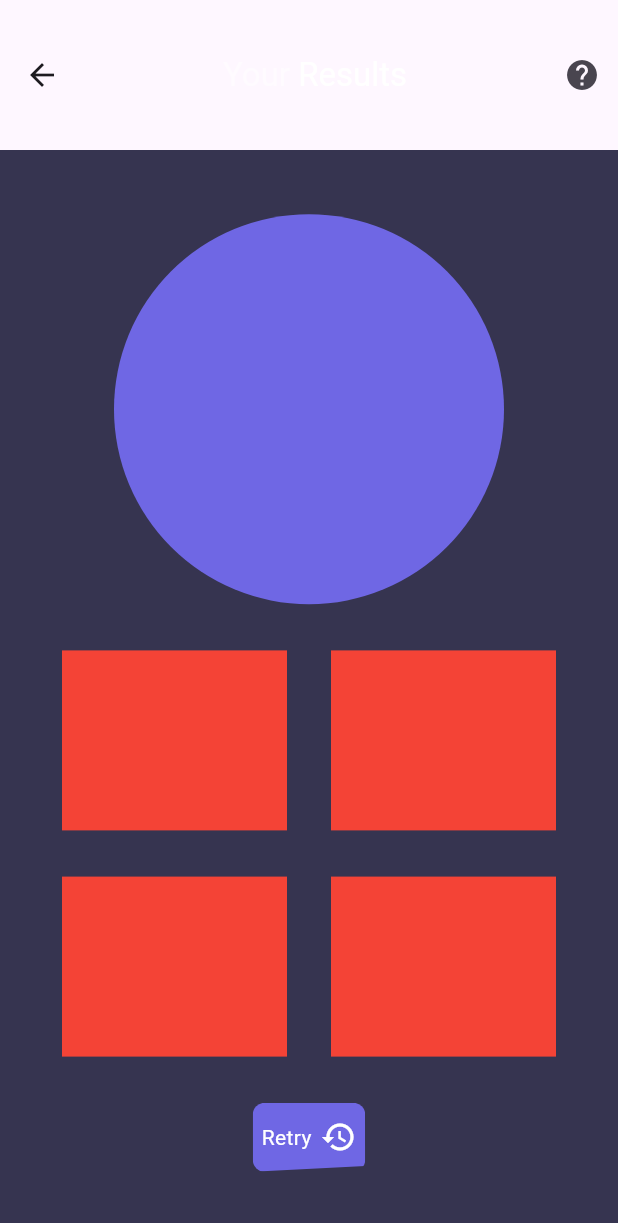
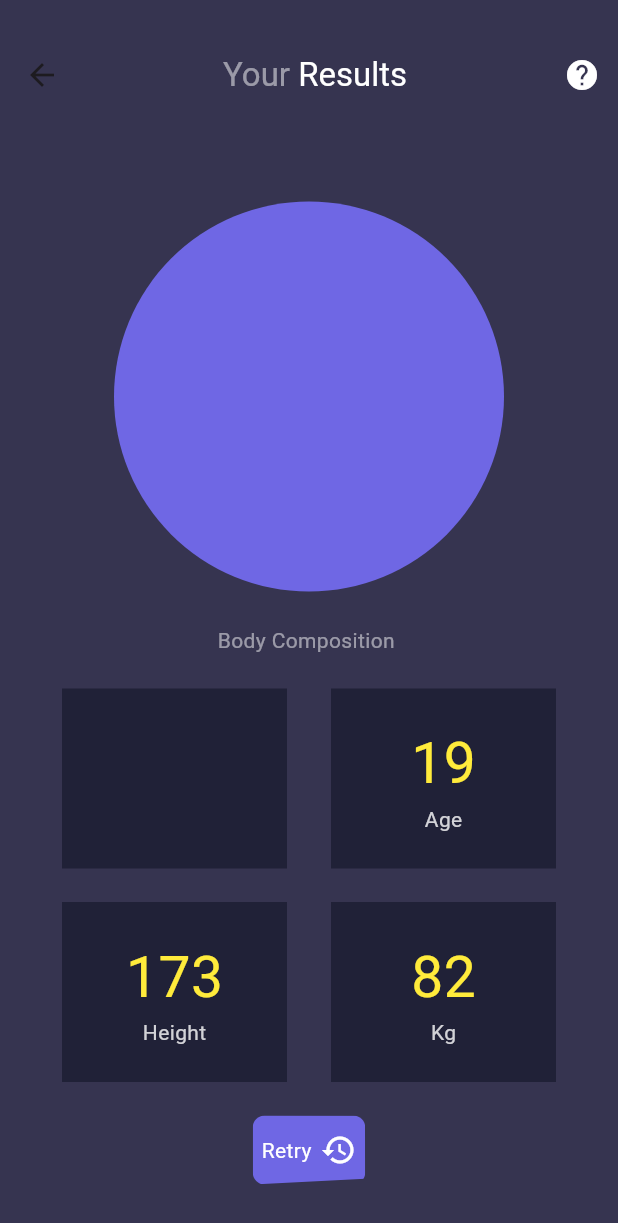
Before and after one commit to sayedmostaf/bmi-flutter, a Flutter app: the ResultPage screen opened directly, on a phone screen of 412 x 824 dp. Shown: the top 1223 px of the screen. Run offline on Flutter 3.47's test engine with Material 3 defaults, Android fonts, the phone set to English and light mode, and no system bars.

Commit message:
refactor result page code

```diff
--- a/lib/view/pages/result.dart
+++ b/lib/view/pages/result.dart
@@ -1,5 +1,6 @@
 import 'package:bmi/constants.dart';
 import 'package:bmi/view/pages/home.dart';
+import 'package:bmi/view/widgets/composition_tile.dart';
 import 'package:bmi/view/widgets/curved_button.dart';
 import 'package:flutter/material.dart';
 
@@ -16,6 +17,7 @@ class _ResultPageState extends State<ResultPage> {
     var size = MediaQuery.of(context).size;
     return Scaffold(
       appBar: AppBar(
+        backgroundColor: swatch,
         centerTitle: true,
         title: Row(
           mainAxisAlignment: MainAxisAlignment.center,
@@ -37,6 +39,7 @@ class _ResultPageState extends State<ResultPage> {
         ),
         actions: [
           IconButton(
+            color: Colors.white,
             onPressed: () {},
             icon: const Icon(Icons.help),
             tooltip: 'Get Help',
@@ -54,20 +57,11 @@ class _ResultPageState extends State<ResultPage> {
                 radius: 130,
                 backgroundColor: primary,
               ),
-              Row(
-                mainAxisAlignment: MainAxisAlignment.spaceEvenly,
-                children: [
-                  Container(
-                    width: 150,
-                    height: 120,
-                    color: Colors.red,
-                  ),
-                  Container(
-                    width: 150,
-                    height: 120,
-                    color: Colors.red,
-                  ),
-                ],
+              Text(
+                'Body Composition ',
+                style: TextStyle(
+                  color: Colors.white.withOpacity(.5),
+                ),
               ),
               Row(
                 mainAxisAlignment: MainAxisAlignment.spaceEvenly,
@@ -75,12 +69,24 @@ class _ResultPageState extends State<ResultPage> {
                   Container(
                     width: 150,
                     height: 120,
-                    color: Colors.red,
+                    color: darkBlue,
                   ),
-                  Container(
-                    width: 150,
-                    height: 120,
-                    color: Colors.red,
+                  CompositionTile(
+                    value: 19.toString(),
+                    title: "Age",
+                  ),
+                ],
+              ),
+              Row(
+                mainAxisAlignment: MainAxisAlignment.spaceEvenly,
+                children: [
+                  CompositionTile(
+                    value: 173.toString(),
+                    title: "Height",
+                  ),
+                  CompositionTile(
+                    value: 82.toString(),
+                    title: "Kg",
                   ),
                 ],
               ),
--- /dev/null
+++ b/lib/view/widgets/composition_tile.dart
@@ -0,0 +1,34 @@
+import 'package:bmi/constants.dart';
+import 'package:flutter/material.dart';
+
+class CompositionTile extends StatelessWidget {
+  const CompositionTile({super.key, this.title, this.value});
+  final String? title, value;
+  @override
+  Widget build(BuildContext context) {
+    return Container(
+      width: 150,
+      height: 120,
+      color: darkBlue,
+      alignment: Alignment.center,
+      child: Column(
+        mainAxisAlignment: MainAxisAlignment.center,
+        children: [
+          Text(
+            value!,
+            style: const TextStyle(
+                color: Colors.yellow,
+                fontWeight: FontWeight.normal,
+                fontSize: 38),
+          ),
+          Text(
+            title!,
+            style: TextStyle(
+              color: Colors.white.withOpacity(.8),
+            ),
+          ),
+        ],
+      ),
+    );
+  }
+}
--- a/lib/view/widgets/gender_selection_tile.dart
+++ b/lib/view/widgets/gender_selection_tile.dart
@@ -24,7 +24,11 @@ class GenderSelectionTile extends StatelessWidget {
             clipper: CustomCurvePath(),
             child: ClipRRect(
               borderRadius: BorderRadius.circular(8),
-              child: Container(
+              child: AnimatedContainer(
+                curve: Curves.bounceInOut,
+                duration: const Duration(
+                  microseconds: 800,
+                ),
                 height: isSelected! ? size.height * .16 : size.height * 0.14,
                 width: isSelected! ? size.width * .45 : size.width * 0.4,
                 decoration: BoxDecoration(
```
